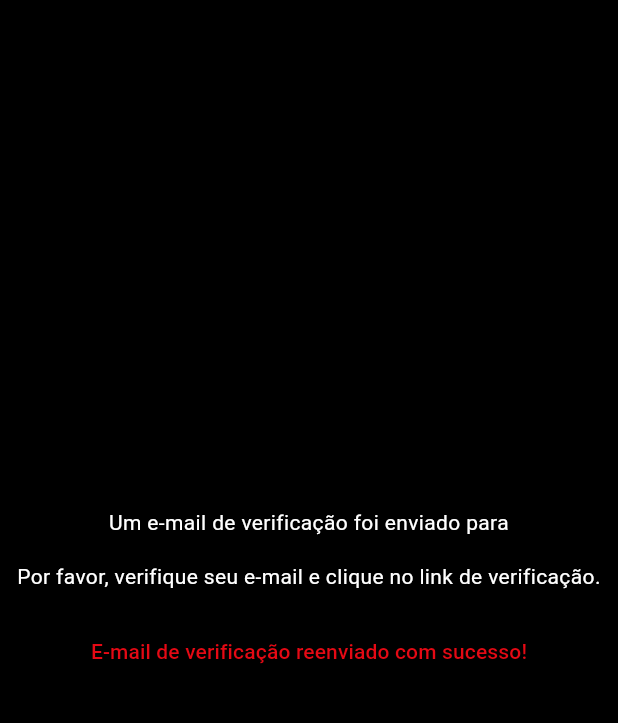
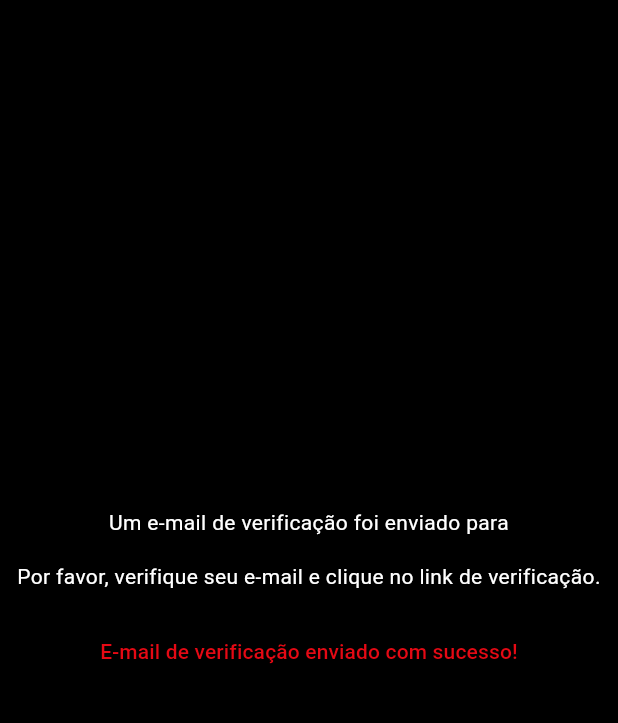
Before and after one commit to jhonnylucius/net_drinks, a Flutter app: the VerifyEmailScreen screen opened by its route, on a phone screen of 412 x 824 dp, the part 63-786 px from its top. Run offline on Flutter 3.47's test engine with Material 3 defaults, Android fonts, the light colour scheme and no system bars; our stand-ins replace cloud_firestore, dio, firebase_auth, firebase_core, flutter_i18n, flutter_signin_button and 8 more; missing offline and left inert: translator; accounts and stored records are empty.

Commit message:
substitui WillPopScope por PopScope na tela de verificação de e-mail e ajusta mensagem de sucesso

```diff
--- a/app_netdrinks/lib/screens/verify_email_screen.dart
+++ b/app_netdrinks/lib/screens/verify_email_screen.dart
@@ -49,8 +49,8 @@ class VerifyEmailScreenState extends State<VerifyEmailScreen> {
 
   @override
   Widget build(BuildContext context) {
-    return WillPopScope(
-      onWillPop: () async => false, // prevent back
+    return PopScope(
+      canPop: false, // prevent back
       child: Scaffold(
         appBar: AppBar(
           title: Text(FlutterI18n.translate(context, 'Verificar E-mail')),
@@ -88,7 +88,7 @@ class VerifyEmailScreenState extends State<VerifyEmailScreen> {
                   }
                 },
                 child: Text(FlutterI18n.translate(
-                    context, 'E-mail de verificação reenviado com sucesso!')),
+                    context, 'E-mail de verificação enviado com sucesso!')),
               ),
             ],
           ),
```
